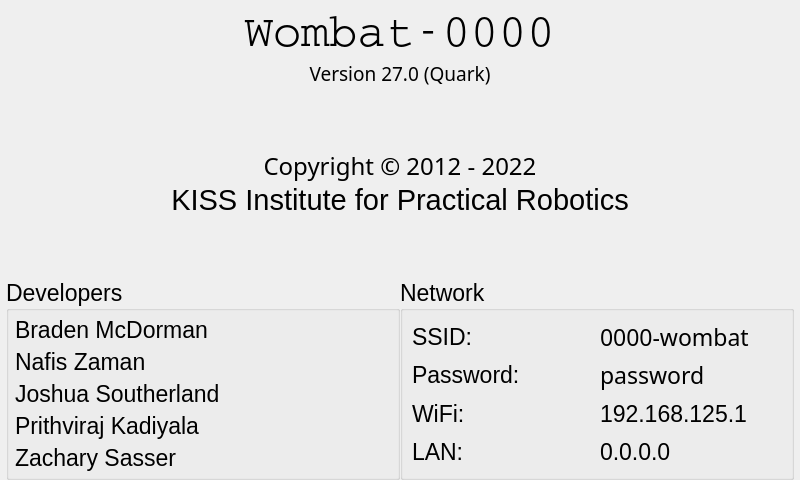
The window that ui/AboutWidget.ui (kipr/botui) describes before a commit, drawn with Qt 5.
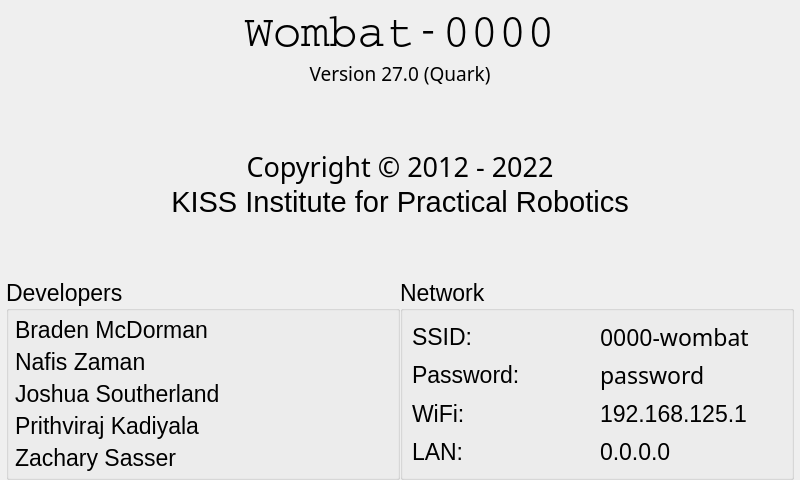
The same window after the commit.

What changed in the file:
```diff
--- a/ui/AboutWidget.ui
+++ b/ui/AboutWidget.ui
@@ -126,7 +126,7 @@
      <property name="font">
       <font>
        <family>Sans</family>
-       <pointsize>18</pointsize>
+       <pointsize>20</pointsize>
       </font>
      </property>
      <property name="text">
```
Left out of the diff: 2 changed lines with no effect on the pictures.
